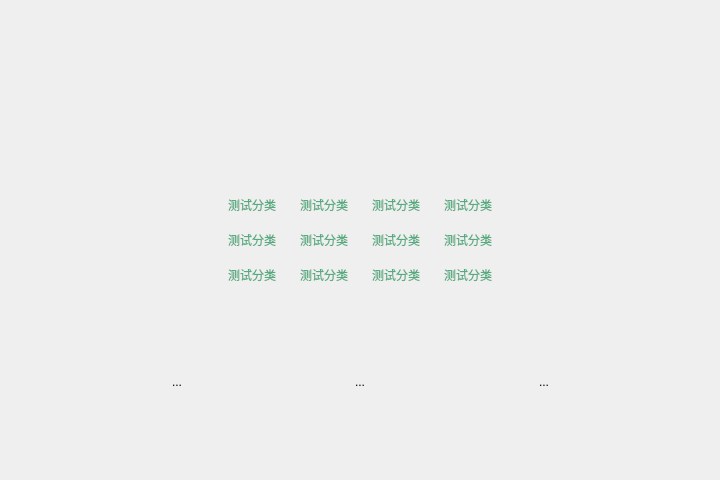
First picture: the form in classwindow.ui, repository chenhuan0/intel-client, before the edit.
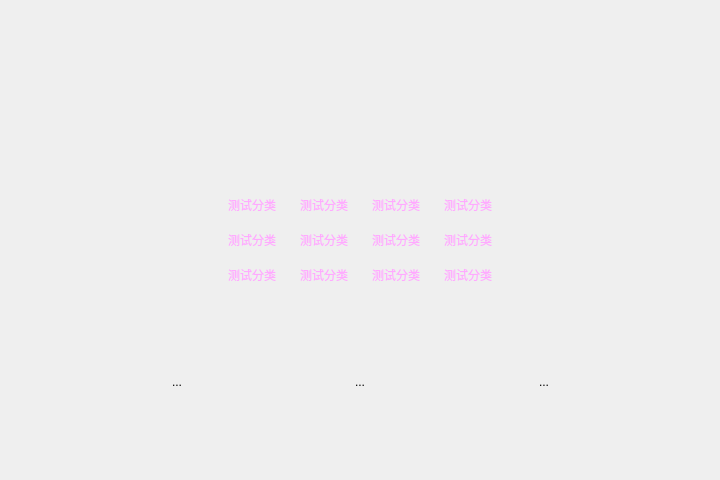
Second picture: the form after the edit. Icons and pictures are not drawn.

Commit message: 修改字体设置

```diff
--- a/classwindow.ui
+++ b/classwindow.ui
@@ -117,8 +117,7 @@
          <item row="1" column="3">
           <widget class="QToolButton" name="class8">
            <property name="styleSheet">
-            <string notr="true">font: 22pt &quot;楷体&quot;;
-color: rgb(85, 170, 127);</string>
+            <string notr="true">color: rgb(255, 170, 255);</string>
            </property>
            <property name="text">
             <string>测试分类</string>
@@ -131,8 +130,7 @@
          <item row="0" column="0">
           <widget class="QToolButton" name="class1">
            <property name="styleSheet">
-            <string notr="true">font: 22pt &quot;楷体&quot;;
-color: rgb(85, 170, 127);</string>
+            <string notr="true">color: rgb(255, 170, 255);</string>
            </property>
            <property name="text">
             <string>测试分类</string>
@@ -145,8 +143,7 @@
          <item row="0" column="2">
           <widget class="QToolButton" name="class3">
            <property name="styleSheet">
-            <string notr="true">font: 22pt &quot;楷体&quot;;
-color: rgb(85, 170, 127);</string>
+            <string notr="true">color: rgb(255, 170, 255);</string>
            </property>
            <property name="text">
             <string>测试分类</string>
@@ -159,8 +156,7 @@
          <item row="0" column="1">
           <widget class="QToolButton" name="class2">
            <property name="styleSheet">
-            <string notr="true">font: 22pt &quot;楷体&quot;;
-color: rgb(85, 170, 127);</string>
+            <string notr="true">color: rgb(255, 170, 255);</string>
            </property>
            <property name="text">
             <string>测试分类</string>
@@ -173,8 +169,7 @@
          <item row="1" column="2">
           <widget class="QToolButton" name="class7">
            <property name="styleSheet">
-            <string notr="true">font: 22pt &quot;楷体&quot;;
-color: rgb(85, 170, 127);</string>
+            <string notr="true">color: rgb(255, 170, 255);</string>
            </property>
            <property name="text">
             <string>测试分类</string>
@@ -187,8 +182,7 @@
          <item row="1" column="0">
           <widget class="QToolButton" name="class5">
            <property name="styleSheet">
-            <string notr="true">font: 22pt &quot;楷体&quot;;
-color: rgb(85, 170, 127);</string>
+            <string notr="true">color: rgb(255, 170, 255);</string>
            </property>
            <property name="text">
             <string>测试分类</string>
@@ -201,8 +195,7 @@
          <item row="1" column="1">
           <widget class="QToolButton" name="class6">
            <property name="styleSheet">
-            <string notr="true">font: 22pt &quot;楷体&quot;;
-color: rgb(85, 170, 127);</string>
+            <string notr="true">color: rgb(255, 170, 255);</string>
            </property>
            <property name="text">
             <string>测试分类</string>
@@ -215,8 +208,7 @@
          <item row="0" column="3">
           <widget class="QToolButton" name="class4">
            <property name="styleSheet">
-            <string notr="true">font: 22pt &quot;楷体&quot;;
-color: rgb(85, 170, 127);</string>
+            <string notr="true">color: rgb(255, 170, 255);</string>
            </property>
            <property name="text">
             <string>测试分类</string>
@@ -229,8 +221,7 @@
          <item row="2" column="0">
           <widget class="QToolButton" name="class9">
            <property name="styleSheet">
-            <string notr="true">font: 22pt &quot;楷体&quot;;
-color: rgb(85, 170, 127);</string>
+            <string notr="true">color: rgb(255, 170, 255);</string>
            </property>
            <property name="text">
             <string>测试分类</string>
@@ -243,8 +234,7 @@
          <item row="2" column="1">
           <widget class="QToolButton" name="class10">
            <property name="styleSheet">
-            <string notr="true">font: 22pt &quot;楷体&quot;;
-color: rgb(85, 170, 127);</string>
+            <string notr="true">color: rgb(255, 170, 255);</string>
            </property>
            <property name="text">
             <string>测试分类</string>
@@ -257,8 +247,7 @@
          <item row="2" column="2">
           <widget class="QToolButton" name="class11">
            <property name="styleSheet">
-            <string notr="true">font: 22pt &quot;楷体&quot;;
-color: rgb(85, 170, 127);</string>
+            <string notr="true">color: rgb(255, 170, 255);</string>
            </property>
            <property name="text">
             <string>测试分类</string>
@@ -271,8 +260,7 @@
          <item row="2" column="3">
           <widget class="QToolButton" name="class12">
            <property name="styleSheet">
-            <string notr="true">font: 22pt &quot;楷体&quot;;
-color: rgb(85, 170, 127);</string>
+            <string notr="true">color: rgb(255, 170, 255);</string>
            </property>
            <property name="text">
             <string>测试分类</string>
```
The commit also changes 2 other files.
